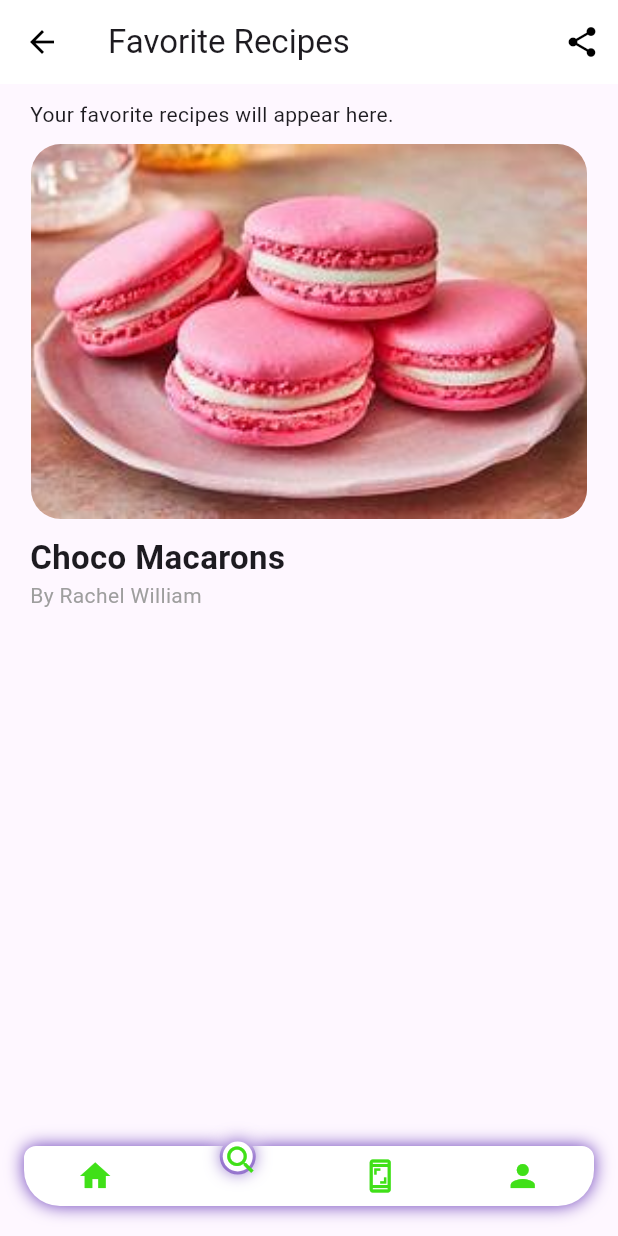
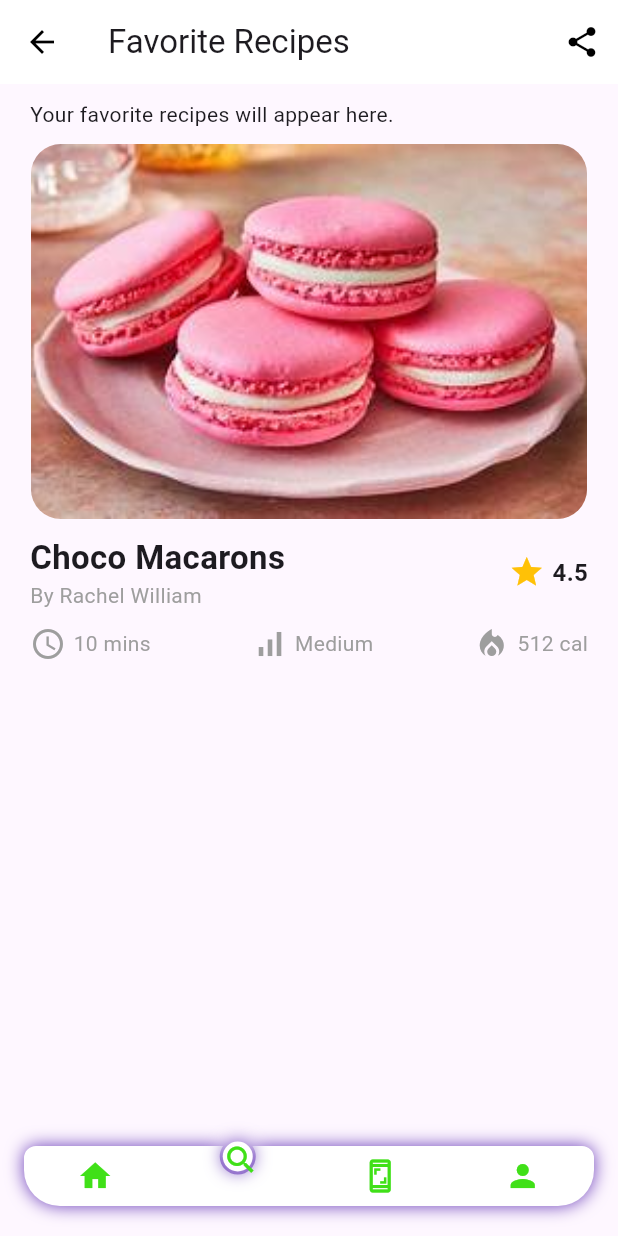
Before and after one commit to yvesco75/flutter, a Flutter app: the screen it shows after launch, on a phone screen of 412 x 824 dp. Run offline on Flutter 3.47's test engine with Material 3 defaults, Android fonts, the phone set to English and light mode, and no system bars; drawn by our look-alikes of circle_nav_bar.

```diff
--- a/lib/Details.dart
+++ b/lib/Details.dart
@@ -46,10 +46,10 @@ class Details extends StatelessWidget {
               // Titre + Note
               Row(
                 mainAxisAlignment: MainAxisAlignment.spaceBetween,
-                children: [
+                children: const [
                   Column(
                     crossAxisAlignment: CrossAxisAlignment.start,
-                    children: const [
+                    children: [
                       Text(
                         "Choco Macarons",
                         style: TextStyle(
@@ -59,6 +59,27 @@ class Details extends StatelessWidget {
                           style: TextStyle(color: Colors.grey)),
                     ],
                   ),
+                  Row(
+                    children: [
+                      Icon(Icons.star, color: Colors.amber),
+                      SizedBox(width: 5),
+                      Text("4.5",
+                          style: TextStyle(
+                              fontSize: 16, fontWeight: FontWeight.bold)),
+                    ],
+                  ),
+                ],
+              ),
+              const SizedBox(height: 10),
+
+              // Infos recette
+              Row(
+                mainAxisAlignment: MainAxisAlignment.spaceBetween,
+                children: const [
+                  RecipeInfo(icon: Icons.access_time, text: "10 mins"),
+                  RecipeInfo(icon: Icons.signal_cellular_alt, text: "Medium"),
+                  RecipeInfo(
+                      icon: Icons.local_fire_department, text: "512 cal"),
                 ],
               ),
             ],
@@ -68,3 +89,23 @@ class Details extends StatelessWidget {
     );
   }
 }
+
+// Widget pour les informations de la recette
+class RecipeInfo extends StatelessWidget {
+  final IconData icon;
+  final String text;
+
+  const RecipeInfo({required this.icon, required this.text, Key? key})
+      : super(key: key);
+
+  @override
+  Widget build(BuildContext context) {
+    return Row(
+      children: [
+        Icon(icon, color: Colors.grey),
+        const SizedBox(width: 5),
+        Text(text, style: const TextStyle(color: Colors.grey)),
+      ],
+    );
+  }
+}
```
